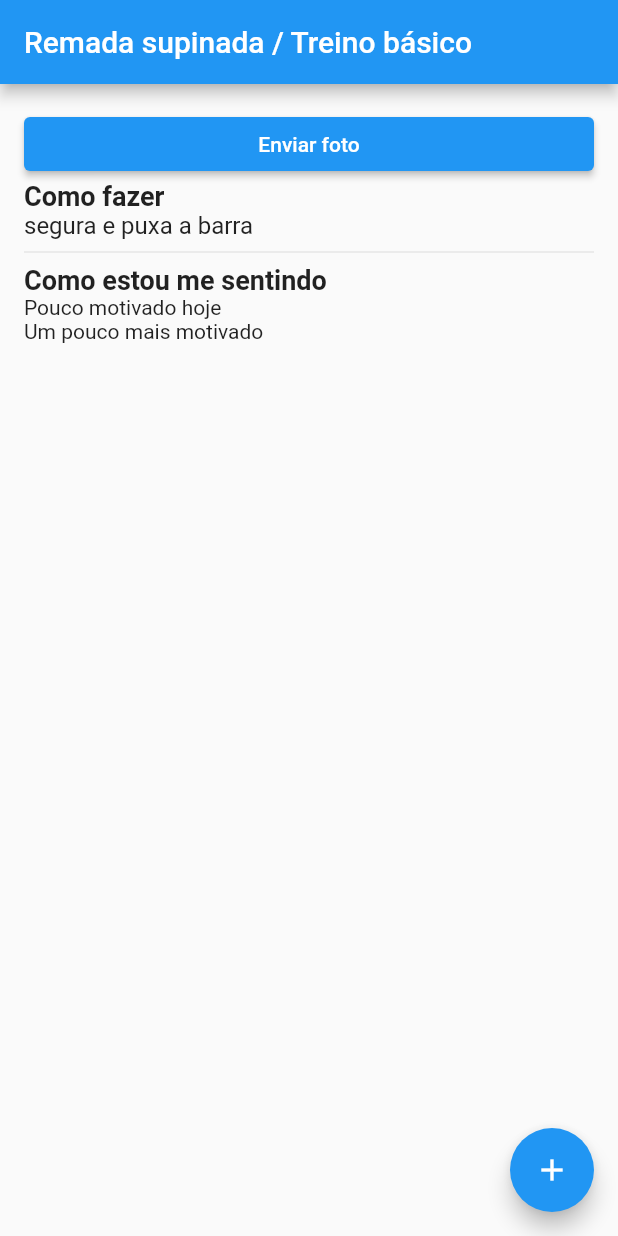
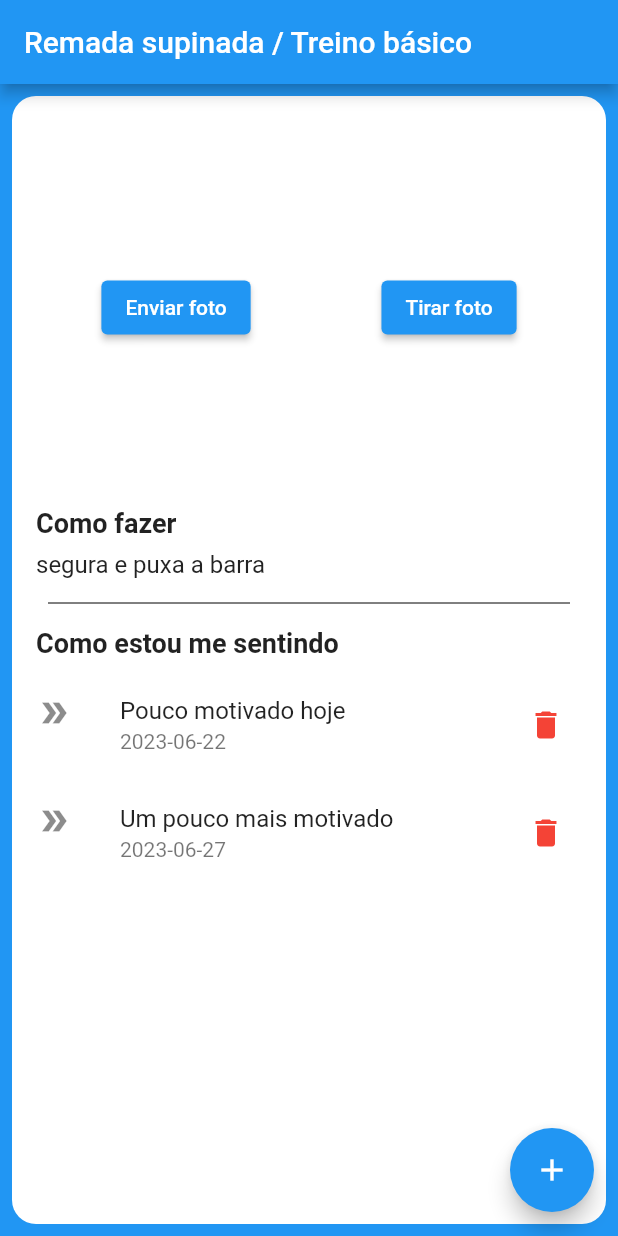
Before and after one commit to MarceloFigueira/gymapp, a Flutter app: the screen it shows after launch, on a phone screen of 412 x 824 dp. Run offline on Flutter 3.47's test engine with Material 2 defaults, Android fonts, the phone set to English and light mode, and no system bars.

Commit message:
styling the screen

```diff
--- a/lib/src/pages/exercises_page.dart
+++ b/lib/src/pages/exercises_page.dart
@@ -28,6 +28,7 @@ class ExercisesPage extends StatelessWidget {
   @override
   Widget build(BuildContext context) {
     return Scaffold(
+      backgroundColor: Colors.blue,
       appBar: AppBar(
         title: Text("${exerciseModel.name} / ${exerciseModel.training}"),
       ),
@@ -39,14 +40,32 @@ class ExercisesPage extends StatelessWidget {
           Icons.add,
         ),
       ),
-      body: Padding(
+      body: Container(
+        margin: const EdgeInsets.all(8),
         padding: const EdgeInsets.all(16.0),
+        decoration: BoxDecoration(
+          borderRadius: BorderRadius.circular(16),
+          color: Colors.white,
+        ),
         child: ListView(
           children: [
-            ElevatedButton(
-              onPressed: () {},
-              child: const Text("Enviar foto"),
+            SizedBox(
+              height: 250,
+              child: Row(
+                mainAxisAlignment: MainAxisAlignment.spaceAround,
+                children: [
+                  ElevatedButton(
+                    onPressed: () {},
+                    child: const Text("Enviar foto"),
+                  ),
+                  ElevatedButton(
+                    onPressed: () {},
+                    child: const Text("Tirar foto"),
+                  ),
+                ],
+              ),
             ),
+            const SizedBox(height: 8),
             const Text(
               "Como fazer",
               style: TextStyle(
@@ -54,13 +73,19 @@ class ExercisesPage extends StatelessWidget {
                 fontSize: 18,
               ),
             ),
+            const SizedBox(height: 8),
             Text(
               exerciseModel.howToMake,
               style: const TextStyle(
                 fontSize: 16,
               ),
             ),
-            const Divider(),
+            const Padding(
+              padding: EdgeInsets.all(8.0),
+              child: Divider(
+                color: Colors.black,
+              ),
+            ),
             const Text(
               "Como estou me sentindo",
               style: TextStyle(
@@ -68,11 +93,24 @@ class ExercisesPage extends StatelessWidget {
                 fontSize: 18,
               ),
             ),
+            const SizedBox(height: 8),
             Column(
               crossAxisAlignment: CrossAxisAlignment.start,
               children: List.generate(listFeeling.length, (index) {
                 FeelingModel feelingNow = listFeeling[index];
-                return Text(feelingNow.feeling);
+                return ListTile(
+                  contentPadding: EdgeInsets.zero,
+                  title: Text(feelingNow.feeling),
+                  subtitle: Text(feelingNow.date),
+                  leading: const Icon(Icons.double_arrow),
+                  trailing: IconButton(
+                    icon: const Icon(Icons.delete),
+                    color: Colors.red,
+                    onPressed: () {
+                      print("DELETAR ${feelingNow.feeling}");
+                    },
+                  ),
+                );
               }),
             )
           ],
```
